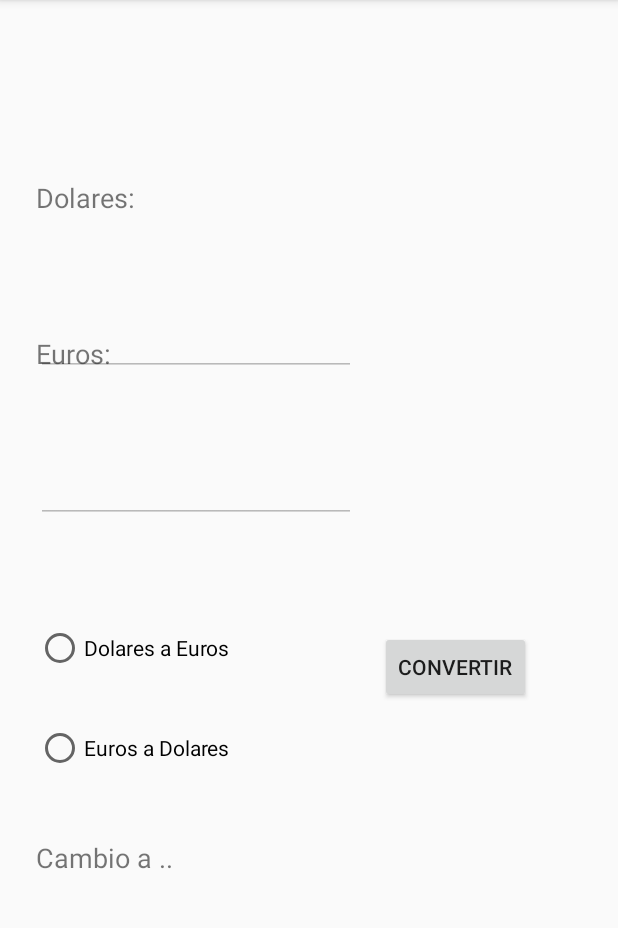
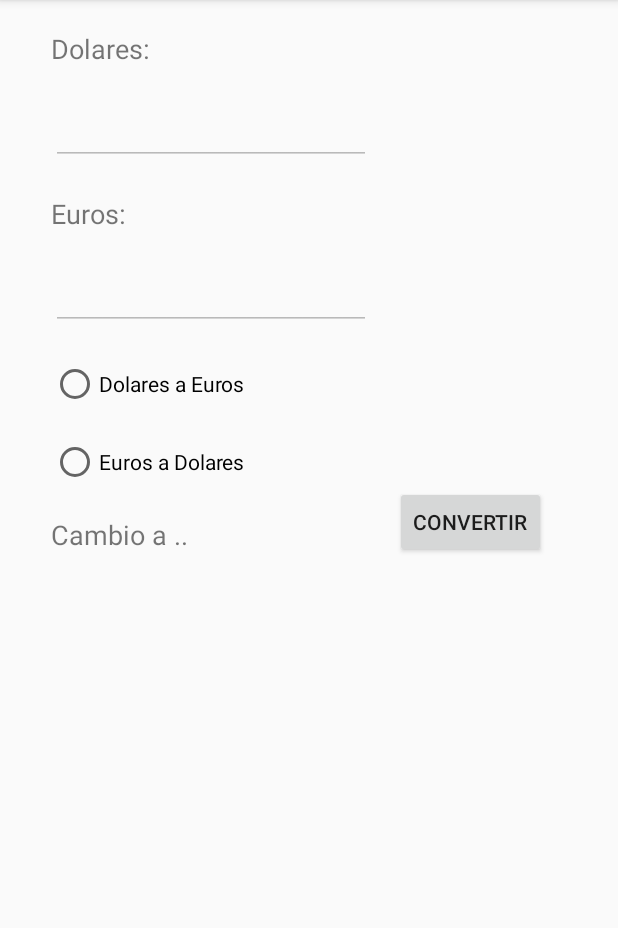
Before and after one commit to Christianpavoni/ConversorDolarEuro, an Android app: the screen it shows after launch (MainActivity), on a phone screen of 412 x 824 dp, the part 84-1012 px from its top. Run offline under Robolectric (Android 15) with nearby library versions, the phone set to English and light mode, and no system bars.

Commit message:
Correción en la vista. Usando propiedades de Relative Layout

```diff
--- a/app/src/main/res/layout/activity_main.xml
+++ /dev/null
@@ -1,18 +0,0 @@
-<?xml version="1.0" encoding="utf-8"?>
-<androidx.constraintlayout.widget.ConstraintLayout xmlns:android="http://schemas.android.com/apk/res/android"
-    xmlns:app="http://schemas.android.com/apk/res-auto"
-    xmlns:tools="http://schemas.android.com/tools"
-    android:layout_width="match_parent"
-    android:layout_height="match_parent"
-    tools:context=".MainActivity">
-
-    <TextView
-        android:layout_width="wrap_content"
-        android:layout_height="wrap_content"
-        android:text="Hello World!"
-        app:layout_constraintBottom_toBottomOf="parent"
-        app:layout_constraintLeft_toLeftOf="parent"
-        app:layout_constraintRight_toRightOf="parent"
-        app:layout_constraintTop_toTopOf="parent" />
-
-</androidx.constraintlayout.widget.ConstraintLayout>
--- a/app/src/main/res/layout/principal.xml
+++ b/app/src/main/res/layout/principal.xml
@@ -1,55 +1,88 @@
 <?xml version="1.0" encoding="utf-8"?>
 <RelativeLayout xmlns:android="http://schemas.android.com/apk/res/android"
     android:layout_width="match_parent" android:layout_height="match_parent">
+
+    <TextView
+        android:id="@+id/tvDolares"
+        android:layout_width="wrap_content"
+        android:layout_height="wrap_content"
+        android:layout_alignParentStart="true"
+        android:layout_alignParentLeft="true"
+        android:layout_alignParentTop="true"
+        android:layout_marginLeft="34dp"
+        android:layout_marginTop="20dp"
+        android:text="Dolares:"
+        android:textSize="18sp" />
 
     <EditText
         android:id="@+id/etDolares"
         android:layout_width="wrap_content"
         android:layout_height="wrap_content"
+        android:layout_below="@+id/tvDolares"
+        android:layout_marginTop="20dp"
         android:layout_alignLeft="@id/tvDolares"
-        android:layout_alignParentBottom="true"
-        android:layout_marginBottom="517dp"
+        android:ems="10"
+        android:enabled="false"
+        android:inputType="numberDecimal" />
+
+    <TextView
+        android:id="@+id/tvEuros"
+        android:layout_width="wrap_content"
+        android:layout_height="wrap_content"
+        android:layout_below="@+id/etDolares"
+        android:layout_marginTop="20dp"
+        android:layout_alignLeft="@id/tvDolares"
+        android:text="Euros:"
+        android:textSize="18sp" />
+
+    <EditText
+        android:id="@+id/etEuros"
+        android:layout_width="wrap_content"
+        android:layout_height="wrap_content"
+        android:layout_below="@+id/tvEuros"
+        android:layout_marginTop="20dp"
+        android:layout_alignLeft="@id/tvDolares"
         android:ems="10"
         android:enabled="false"
         android:inputType="numberDecimal" />
 
     <RadioButton
         android:id="@+id/rbDaE"
-        android:layout_width="143dp"
+        android:layout_width="wrap_content"
         android:layout_height="wrap_content"
-        android:layout_alignLeft="@id/tvEuros"
-        android:layout_alignParentBottom="true"
-        android:layout_marginBottom="320dp"
-        android:text="Dolares a Euros"
-        android:onClick="cambiar" />
+        android:layout_below="@+id/etEuros"
+        android:layout_marginTop="20dp"
+        android:layout_alignLeft="@id/tvDolares"
+        android:onClick="cambiar"
+        android:text="Dolares a Euros" />
 
     <RadioButton
         android:id="@+id/rbEaD"
-        android:layout_width="142dp"
+        android:layout_width="wrap_content"
         android:layout_height="wrap_content"
-        android:layout_alignLeft="@id/tvEuros"
-        android:layout_alignParentBottom="true"
-        android:layout_marginBottom="253dp"
-        android:text="Euros a Dolares"
-        android:onClick="cambiar"/>
+        android:layout_below="@+id/rbDaE"
+        android:layout_marginTop="20dp"
+        android:layout_alignLeft="@id/tvDolares"
+        android:onClick="cambiar"
+        android:text="Euros a Dolares" />
 
     <TextView
         android:id="@+id/tvCambio"
         android:layout_width="wrap_content"
         android:layout_height="wrap_content"
-        android:layout_alignParentBottom="true"
+        android:layout_below="@+id/rbEaD"
+        android:layout_marginTop="20dp"
         android:layout_alignLeft="@id/tvDolares"
-        android:layout_marginBottom="184dp"
         android:text="Cambio a .."
         android:textSize="18sp" />
 
     <TextView
         android:id="@+id/tvConversion"
-        android:layout_width="168dp"
-        android:layout_height="40dp"
+        android:layout_width="wrap_content"
+        android:layout_height="wrap_content"
+        android:layout_below="@+id/tvCambio"
+        android:layout_marginTop="20dp"
         android:layout_alignLeft="@id/tvDolares"
-        android:layout_alignParentBottom="true"
-        android:layout_marginBottom="113dp"
         android:inputType="numberDecimal"
         android:textSize="18sp" />
 
@@ -57,46 +90,10 @@
         android:id="@+id/btConvertir"
         android:layout_width="wrap_content"
         android:layout_height="wrap_content"
-        android:layout_alignParentEnd="true"
-
-        android:layout_alignParentBottom="true"
-        android:layout_marginEnd="58dp"
-        android:layout_marginBottom="299dp"
+        android:layout_below="@+id/rbEaD"
+        android:layout_marginLeft="100dp"
+        android:layout_toRightOf="@+id/rbEaD"
         android:onClick="convertir"
         android:text="Convertir" />
 
-    <TextView
-        android:id="@+id/tvEuros"
-        android:layout_width="63dp"
-        android:layout_height="wrap_content"
-
-        android:layout_alignParentTop="true"
-        android:layout_alignLeft="@id/tvDolares"
-        android:layout_marginTop="223dp"
-        android:text="Euros:"
-        android:textSize="18sp" />
-
-    <TextView
-        android:id="@+id/tvDolares"
-        android:layout_width="74dp"
-        android:layout_height="wrap_content"
-        android:layout_alignParentLeft="true"
-        android:layout_alignParentTop="true"
-        android:layout_marginLeft="24dp"
-        android:layout_marginTop="119dp"
-        android:text="Dolares:"
-        android:textSize="18sp" />
-
-    <EditText
-        android:id="@+id/etEuros"
-        android:layout_width="wrap_content"
-        android:layout_height="wrap_content"
-        android:layout_alignLeft="@id/tvEuros"
-        android:layout_alignParentBottom="true"
-        android:layout_marginBottom="419dp"
-
-        android:ems="10"
-        android:enabled="false"
-        android:inputType="numberDecimal" />
-
 </RelativeLayout>
```
